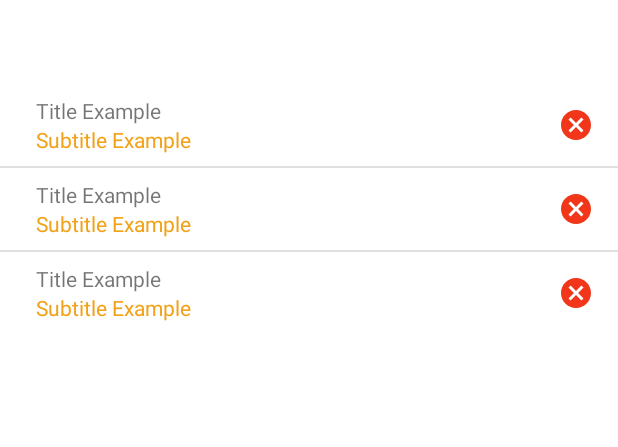
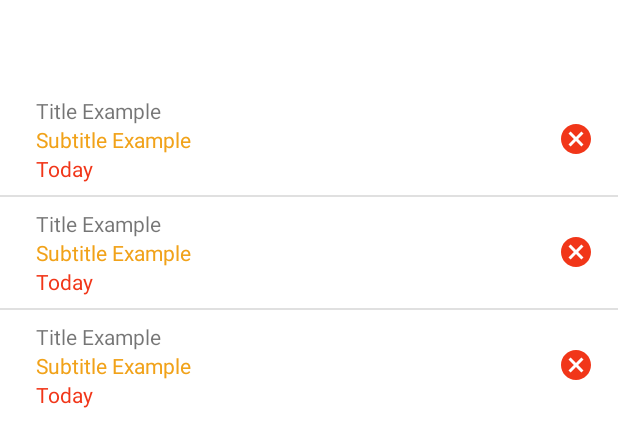
Before and after one commit to VityaJulin/LockNote, an Android app: the layout content_main.xml on its own in the app's theme, with its tools: preview values and no code run, on a phone screen of 412 x 824 dp. Shown: the top 447 px of the screen. Run offline under Robolectric (Android 15) with nearby library versions, the phone set to English and light mode, and no system bars.

Commit message:
fix notes display

```diff
--- a/app/src/main/java/com/example/locknote/App.java
+++ b/app/src/main/java/com/example/locknote/App.java
@@ -5,6 +5,7 @@ import android.app.Application;
 public class App extends Application {
 
     private static StorageComponent component;
+    private static Keystore keystore;
 
     @Override
     public void onCreate() {
@@ -19,4 +20,8 @@ public class App extends Application {
     public static StorageComponent getComponent() {
         return component;
     }
+
+    public static Keystore getKeystore() {
+        return keystore;
+    }
 }
--- a/app/src/main/res/layout/note_list_view.xml
+++ b/app/src/main/res/layout/note_list_view.xml
@@ -7,9 +7,9 @@
     android:descendantFocusability="blocksDescendants"
     android:orientation="horizontal"
     android:paddingStart="24dp"
+    android:paddingTop="8dp"
     android:paddingEnd="8dp"
-    android:paddingBottom="8dp"
-    android:paddingTop="8dp">
+    android:paddingBottom="8dp">
 
     <LinearLayout
         android:layout_width="0dp"
@@ -38,8 +38,7 @@
             android:id="@+id/deadline"
             android:layout_width="match_parent"
             android:layout_height="wrap_content"
-            android:textColor="@color/colorAccent"
-            android:visibility="gone"
+            android:textColor="@color/colorError"
             tools:text="Today" />
 
     </LinearLayout>
@@ -48,8 +47,8 @@
         android:id="@+id/btn_delete"
         android:layout_width="wrap_content"
         android:layout_height="wrap_content"
+        android:layout_gravity="center_vertical"
         android:layout_marginStart="16dp"
         android:layout_marginEnd="8dp"
-        android:layout_gravity="center_vertical"
         android:background="@drawable/ic_baseline_cancel_24" />
 </LinearLayout>
```
Also changed, not shown: app/src/main/java/com/example/locknote/EditorActivity.java (+13 -13 lines), app/src/main/java/com/example/locknote/Keystore.java (added, +7 -0 lines), app/src/main/java/com/example/locknote/NotesDataAdapter.java (+16 -1 lines).
